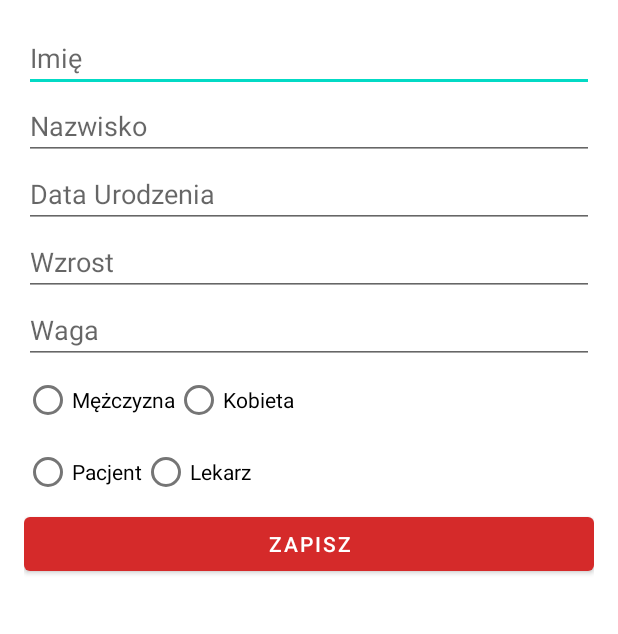
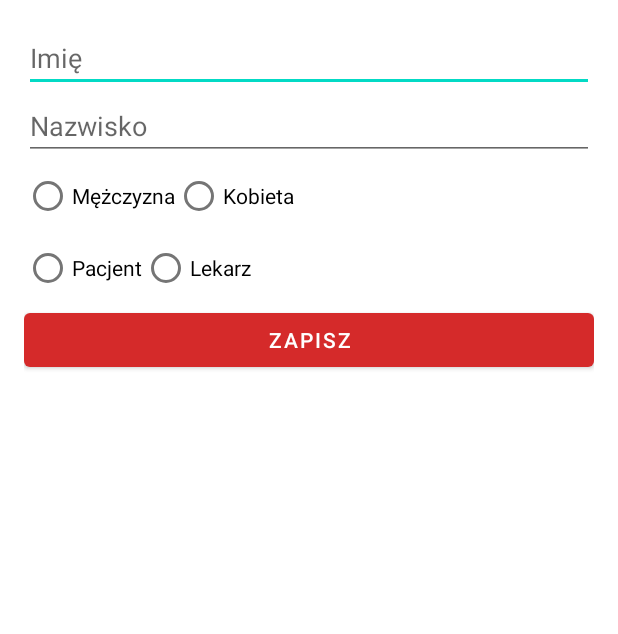
Before and after one commit to Piniekf/KardioL0g, an Android app: the InitialSettingsActivity screen opened directly, with no data from a screen before it, after a tap on "ZAPISZ", on a phone screen of 412 x 824 dp, the part 99-733 px from its top. Run offline under Robolectric (Android 15) with nearby library versions, the phone set to English and light mode, and no system bars; our stand-ins replace Firebase (no records; nobody signed in at launch, a user with empty details on screens opened directly).

```diff
--- a/app/src/main/java/com/party/kardiol0g/InitialSettingsActivity.java
+++ b/app/src/main/java/com/party/kardiol0g/InitialSettingsActivity.java
@@ -23,8 +23,7 @@ import java.util.Calendar;
 
 public class InitialSettingsActivity extends AppCompatActivity {
 
-    private EditText editTextFirstName, editTextLastName, editTextDateOfBirth, editTextHeight, editTextWeight;
-    private EditText editTextContactPerson, editTextContactFirstName, editTextContactLastName, editTextContactPhoneNumber;
+    private EditText editTextFirstName, editTextLastName, editTextDateOfBirth, editTextHeight, editTextWeight, editTextContactPerson, editTextContactPhoneNumber;
     private RadioGroup radioGroupRole, radioGroupGender;
     private Button buttonSave;
     private DatabaseReference userDatabase;
@@ -102,21 +101,22 @@ public class InitialSettingsActivity extends AppCompatActivity {
         String heightStr = editTextHeight.getText().toString().trim();
         String weightStr = editTextWeight.getText().toString().trim();
         String contactPerson = editTextContactPerson.getText().toString().trim();
-        String contactFirstName = editTextContactFirstName.getText().toString().trim();
-        String contactLastName = editTextContactLastName.getText().toString().trim();
         String contactPhoneNumber = editTextContactPhoneNumber.getText().toString().trim();
 
         // Walidacja pól
-        if (TextUtils.isEmpty(firstName) || TextUtils.isEmpty(lastName) || TextUtils.isEmpty(dateOfBirth) ||
-                TextUtils.isEmpty(heightStr) || TextUtils.isEmpty(weightStr) ||
+        if (TextUtils.isEmpty(firstName) || TextUtils.isEmpty(lastName) ||
                 radioGroupRole.getCheckedRadioButtonId() == -1 || radioGroupGender.getCheckedRadioButtonId() == -1) {
             Toast.makeText(this, "Wypełnij wszystkie pola", Toast.LENGTH_SHORT).show();
             return;
         }
 
         // Konwersja wzrostu i wagi na liczby
-        int height = Integer.parseInt(heightStr);
-        int weight = Integer.parseInt(weightStr);
+        int height = 0;
+        int weight = 0;
+        if (!TextUtils.isEmpty(heightStr) && !TextUtils.isEmpty(weightStr)) {
+            height = Integer.parseInt(heightStr);
+            weight = Integer.parseInt(weightStr);
+        }
 
         int selectedRoleId = radioGroupRole.getCheckedRadioButtonId();
         RadioButton selectedRoleRadioButton = findViewById(selectedRoleId);
@@ -128,13 +128,17 @@ public class InitialSettingsActivity extends AppCompatActivity {
 
         userDatabase.child("imie").setValue(firstName);
         userDatabase.child("nazwisko").setValue(lastName);
-        userDatabase.child("dataUrodzenia").setValue(dateOfBirth);
-        userDatabase.child("wzrost").setValue(height);
-        userDatabase.child("waga").setValue(weight);
         userDatabase.child("czyLekarz").setValue(role.equals("Lekarz"));
         userDatabase.child("płeć").setValue(gender);
 
         if (role.equals("Pacjent")) {
+            if (TextUtils.isEmpty(dateOfBirth) || height == 0 || weight == 0) {
+                Toast.makeText(this, "Wypełnij wszystkie pola", Toast.LENGTH_SHORT).show();
+                return;
+            }
+            userDatabase.child("dataUrodzenia").setValue(dateOfBirth);
+            userDatabase.child("wzrost").setValue(height);
+            userDatabase.child("waga").setValue(weight);
             userDatabase.child("osobaKontaktowa").setValue(contactPerson);
             userDatabase.child("numerTelefonuKontaktowej").setValue(contactPhoneNumber);
         }
--- a/app/src/main/res/layout/activity_initial_settings.xml
+++ b/app/src/main/res/layout/activity_initial_settings.xml
@@ -23,24 +23,6 @@
         android:layout_width="match_parent"
         android:layout_height="wrap_content"
         android:hint="Nazwisko" />
-
-    <EditText
-        android:id="@+id/editTextDateOfBirth"
-        android:layout_width="match_parent"
-        android:layout_height="wrap_content"
-        android:hint="Data Urodzenia" />
-
-    <EditText
-        android:id="@+id/editTextHeight"
-        android:layout_width="match_parent"
-        android:layout_height="wrap_content"
-        android:hint="Wzrost" />
-
-    <EditText
-        android:id="@+id/editTextWeight"
-        android:layout_width="match_parent"
-        android:layout_height="wrap_content"
-        android:hint="Waga" />
 
     <RadioGroup
         android:id="@+id/radioGroupGender"
@@ -83,7 +65,23 @@
         android:layout_height="wrap_content"
         android:orientation="vertical"
         android:visibility="gone">
+        <EditText
+            android:id="@+id/editTextDateOfBirth"
+            android:layout_width="match_parent"
+            android:layout_height="wrap_content"
+            android:hint="Data Urodzenia" />
 
+        <EditText
+            android:id="@+id/editTextHeight"
+            android:layout_width="match_parent"
+            android:layout_height="wrap_content"
+            android:hint="Wzrost" />
+
+        <EditText
+            android:id="@+id/editTextWeight"
+            android:layout_width="match_parent"
+            android:layout_height="wrap_content"
+            android:hint="Waga" />
         <EditText
             android:id="@+id/editTextContactPerson"
             android:layout_width="match_parent"
```
